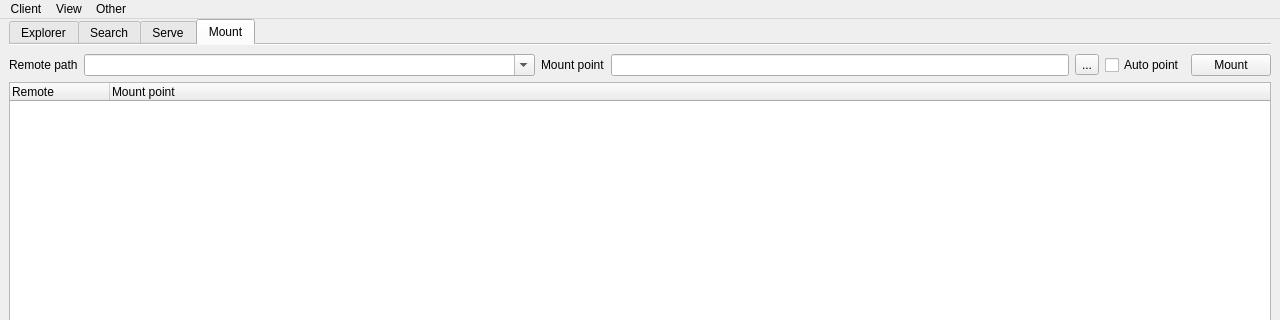
Before: the Qt Designer form forms/main_window.ui in Communist02/agile, drawn with Qt 5; both pictures show x 0 to 1280 and y 0 to 320 of the 1280 by 800 pixel window.
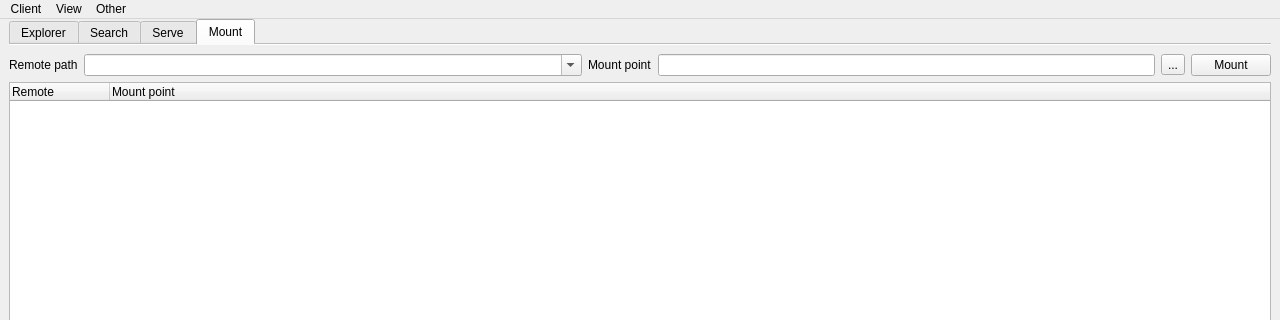
After: the same form once the commit is applied. The open tabs and pages were chosen to show the change. Icons and pictures are not drawn.

Diff of the .ui file:
```diff
--- a/forms/main_window.ui
+++ b/forms/main_window.ui
@@ -488,12 +488,15 @@
           </item>
           <item>
            <widget class="QComboBox" name="comboBox_remote">
+            <property name="sizePolicy">
+             <sizepolicy hsizetype="Expanding" vsizetype="Fixed">
+              <horstretch>0</horstretch>
+              <verstretch>0</verstretch>
+             </sizepolicy>
+            </property>
             <property name="editable">
              <bool>true</bool>
             </property>
-            <property name="placeholderText">
-             <string>Can be &quot;myremote:path/to/dir&quot;, &quot;myremote:bucket&quot;, &quot;myremote:&quot; or &quot;/local/path&quot;</string>
-            </property>
            </widget>
           </item>
           <item>
@@ -523,13 +526,6 @@
             </property>
            </widget>
           </item>
-          <item>
-           <widget class="QCheckBox" name="checkBox">
-            <property name="text">
-             <string>Auto point</string>
-            </property>
-           </widget>
-          </item>
           <item>
            <widget class="QPushButton" name="button_mount">
             <property name="sizePolicy">
```
Left out of the diff: 2 changed lines with no effect on the pictures.
